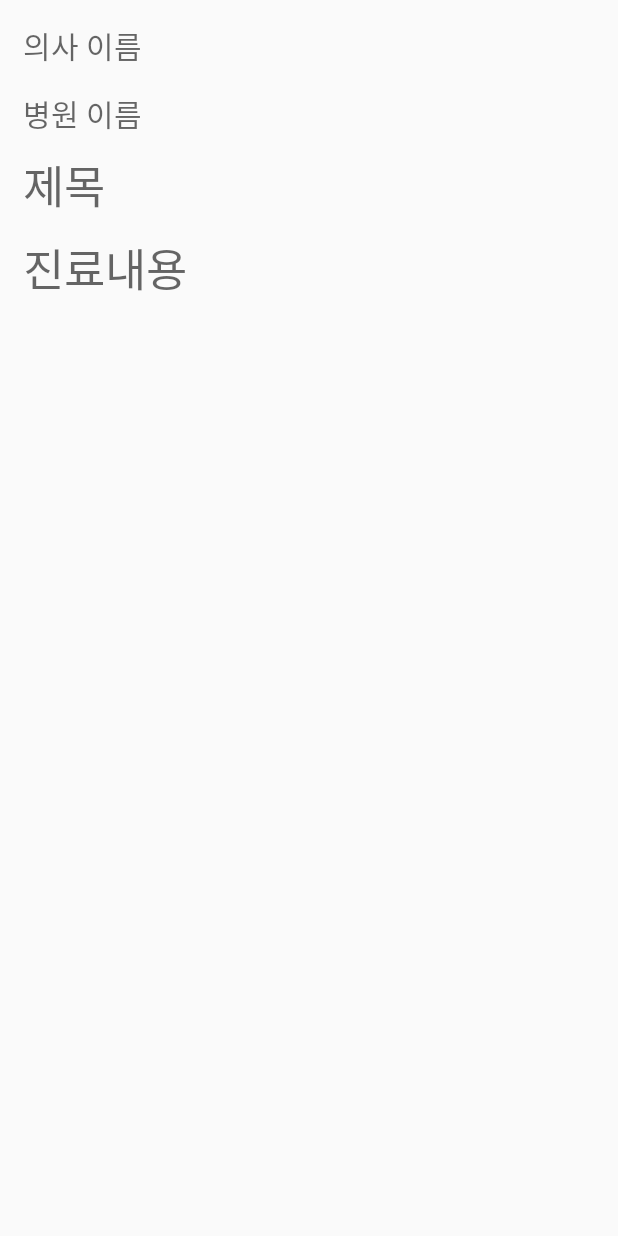
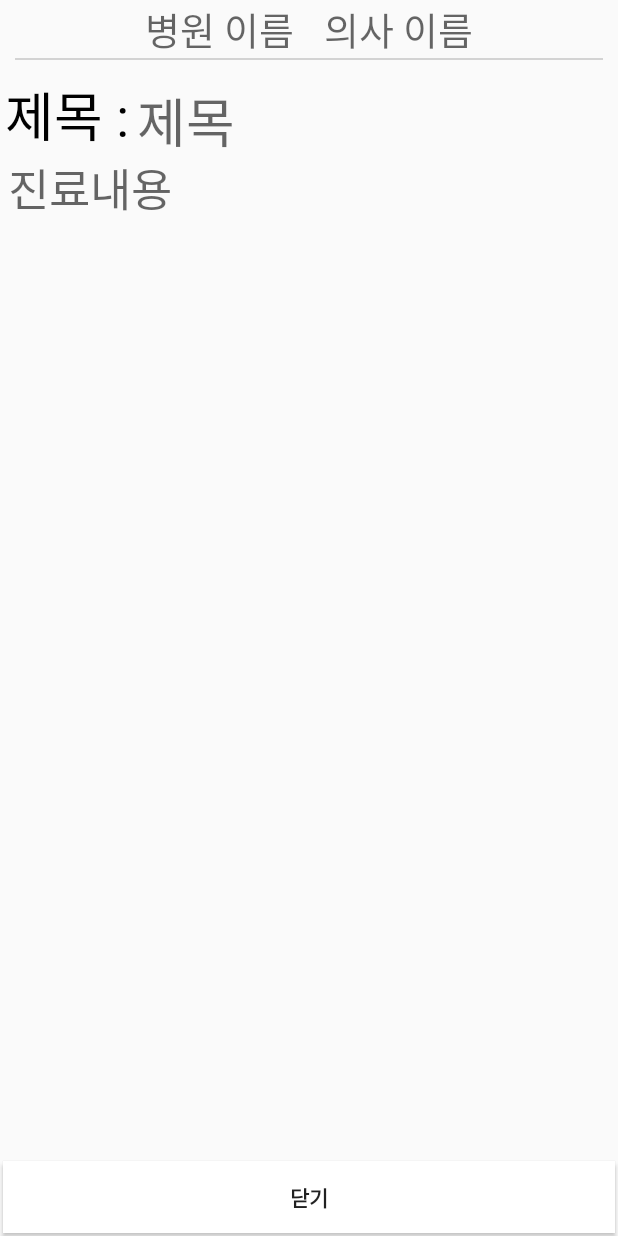
Before and after one commit to byeongjun98/Happy-Pet, an Android app: the layout activtity_saved_review.xml on its own in the app's theme, with its tools: preview values and no code run, on a phone screen of 412 x 824 dp. Run offline under Robolectric (Android 15) with nearby library versions, the light colour scheme and no system bars.

Commit message:
23.5.16 내가 쓴 리뷰 보기 화면 수정

```diff
--- a/app/src/main/AndroidManifest.xml
+++ b/app/src/main/AndroidManifest.xml
@@ -64,6 +64,8 @@
         <activity android:name=".FreeConsultingListActivity"/>
         <activity android:name=".NoticeDetailActivity"/>
         <activity android:name=".ComprehensiveActivity"/>
+        <activity android:name=".SavedReviewActivity"/>
+
 
     </application>
 
--- a/app/src/main/java/com/example/happypet/SavedReviewActivity.java
+++ b/app/src/main/java/com/example/happypet/SavedReviewActivity.java
@@ -1,12 +1,16 @@
 package com.example.happypet;
 
+import android.content.DialogInterface;
 import android.content.Intent;
 import android.database.sqlite.SQLiteDatabase;
 import android.os.Bundle;
 import android.util.Log;
+import android.view.View;
+import android.widget.Button;
 import android.widget.TextView;
 
 import androidx.annotation.Nullable;
+import androidx.appcompat.app.ActionBar;
 import androidx.appcompat.app.AppCompatActivity;
 
 public class SavedReviewActivity extends AppCompatActivity {
@@ -20,6 +24,9 @@ public class SavedReviewActivity extends AppCompatActivity {
     protected void onCreate(@Nullable Bundle savedInstanceState) {
         super.onCreate(savedInstanceState);
         setContentView(R.layout.activtity_saved_review);
+
+        ActionBar actionBar = getSupportActionBar();
+        actionBar.hide();
 
         Intent intent = getIntent();
         String title = intent.getStringExtra("title");
@@ -37,7 +44,13 @@ public class SavedReviewActivity extends AppCompatActivity {
         riview_after_care_title.setText(title);
         riview_after_care_main.setText(main);
 
-
+        Button button = findViewById(R.id.close);
+        button.setOnClickListener(new View.OnClickListener() {
+            @Override
+            public void onClick(View view) {
+                finish();
+            }
+        });
 
 
     }
--- a/app/src/main/res/layout/activtity_saved_review.xml
+++ b/app/src/main/res/layout/activtity_saved_review.xml
@@ -4,41 +4,87 @@
     android:layout_height="match_parent"
     android:orientation="vertical">
 
-    <TextView
+<LinearLayout
     android:layout_width="wrap_content"
     android:layout_height="wrap_content"
+    android:orientation="horizontal"
+    android:layout_gravity="center">
+
+    <TextView
+        android:id="@+id/riview_detail_hospital_name"
+        android:layout_width="wrap_content"
+        android:layout_height="wrap_content"
+        android:fontFamily="@font/aaaaaaaaaaaaaa"
+        android:hint="병원 이름"
+        android:textSize="25dp"
+        android:textColor="@color/black"/>
+
+    <TextView
+        android:id="@+id/riview_detail_doctor_name"
+        android:layout_width="wrap_content"
+        android:layout_height="wrap_content"
+        android:layout_gravity="center"
+        android:fontFamily="@font/aaaaaaaaaaaaaa"
+        android:layout_marginLeft="20dp"
         android:hint="의사 이름"
-        android:padding="15dp"
-        android:textSize="20dp"
-        android:id="@+id/riview_detail_doctor_name"
-        />
+        android:textSize="25dp"
+        android:textColor="@color/black"/>
+</LinearLayout>
+
+
+    <View
+        android:layout_width="match_parent"
+        android:layout_height="1dp"
+        android:layout_marginLeft="10dp"
+        android:layout_marginRight="10dp"
+        android:layout_marginBottom="10dp"
+        android:background="#D3D3D3" />
+
+    <LinearLayout
+        android:layout_width="wrap_content"
+        android:layout_height="wrap_content"
+        >
 
         <TextView
             android:layout_width="wrap_content"
             android:layout_height="wrap_content"
-        android:hint="병원 이름"
-        android:paddingLeft="15dp"
-        android:textSize="20dp"
-        android:id="@+id/riview_detail_hospital_name"
-        />
+            android:fontFamily="@font/aaaaaaaaaaaaaa"
+            android:text="제목 :"
+            android:textColor="@color/black"
+            android:textSize="35dp"
+            android:layout_marginLeft="3dp"/>
+
         <TextView
+            android:id="@+id/riview_after_care_title"
             android:layout_width="wrap_content"
             android:layout_height="wrap_content"
             android:hint="제목"
-        android:paddingLeft="15dp"
-        android:paddingTop="10dp"
+            android:textColor="@color/black"
+            android:textSize="35dp"
+            android:fontFamily="@font/aaaaaaaaaaaaaa"
+            android:layout_marginLeft="5dp"/>
+    </LinearLayout>
+
+    <TextView
+        android:layout_width="match_parent"
+        android:layout_height="wrap_content"
+        android:hint="진료내용"
+        android:fontFamily="@font/aaaaaaaaaaaaaa"
         android:textSize="30dp"
-        android:id="@+id/riview_after_care_title"
+        android:id="@+id/riview_after_care_main"
+        android:textColor="@color/black"
+        android:layout_marginLeft="5dp"
+        android:layout_weight="1"
         />
 
-    <TextView
-        android:layout_width="wrap_content"
+    <Button
+        android:layout_width="match_parent"
         android:layout_height="wrap_content"
-        android:hint="진료내용"
-        android:paddingLeft="15dp"
-        android:paddingTop="10dp"
-        android:textSize="30dp"
-        android:id="@+id/riview_after_care_main"
+        android:id="@+id/close"
+        android:text="닫기"
+        android:background="@color/white"
+        android:layout_margin="2dp"
+        android:textStyle="bold"
         />
 
 
```
Lines whose indentation alone changed are shown as unchanged.
